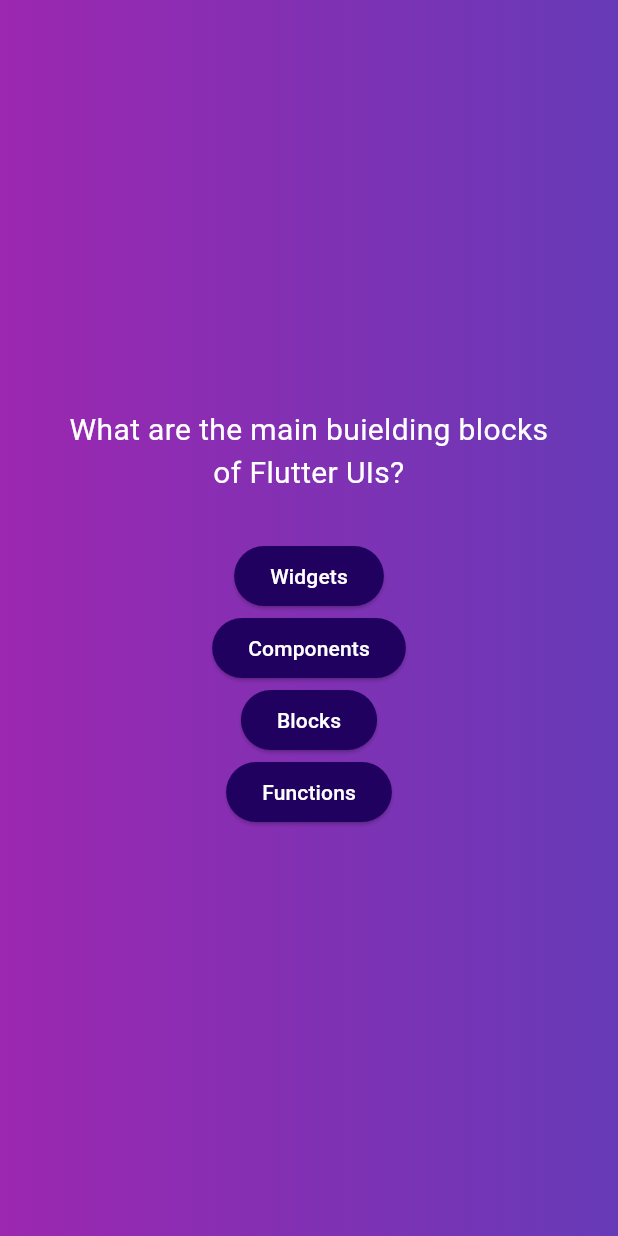
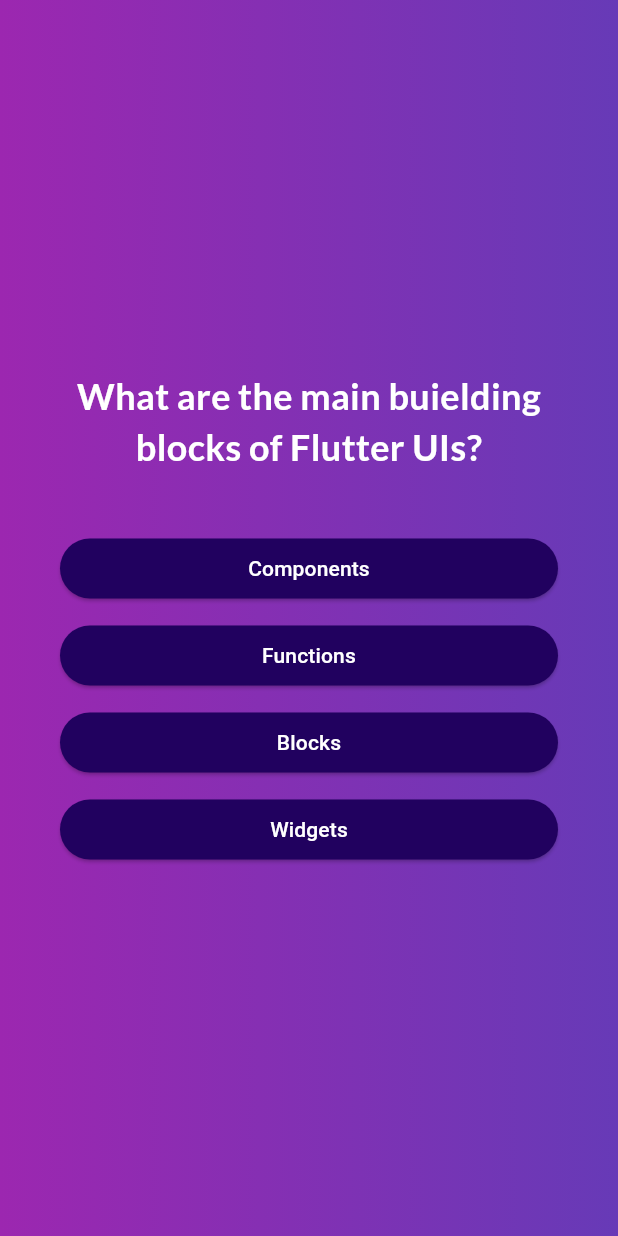
Before and after one commit to Kaeooo/QuizApp, a Flutter app: the screen it shows after launch, on a phone screen of 412 x 824 dp. Run offline on Flutter 3.47's test engine with Material 3 defaults, Android fonts, the phone set to English and light mode, and no system bars; our stand-ins replace google_fonts.

```diff
--- a/lib/answer_button.dart
+++ b/lib/answer_button.dart
@@ -1,19 +1,39 @@
 import 'package:flutter/material.dart';
 
 class AnswerButton extends StatelessWidget {
-  const AnswerButton(this.answerOption,{super.key});
+  // const AnswerButton(this.answerOption, {super.key});
 
-final String answerOption;
+  const AnswerButton({
+    super.key,
+    required this.answerOption,
+    required this.onTap,
+  });
+
+  final String answerOption;
+// Suggested code may be subject to a license. Learn more: ~LicenseLog:222108359.
+  final void Function() onTap;
 
   @override
   Widget build(BuildContext context) {
-    return ElevatedButton(
-      onPressed: () {},
-      style: ElevatedButton.styleFrom(
-        backgroundColor: const Color.fromARGB(255, 33, 1, 95),
-        foregroundColor: Colors.white,
-      ),
-      child: Text(answerOption),
+    return Column(
+      children: [
+        const SizedBox(height: 10),
+
+        SizedBox(
+          width: double.infinity,
+          child: ElevatedButton(
+            onPressed: onTap,
+            style: ElevatedButton.styleFrom(
+              backgroundColor: const Color.fromARGB(255, 33, 1, 95),
+              foregroundColor: Colors.white,
+              shape: RoundedRectangleBorder(
+                borderRadius: BorderRadius.circular(20),
+              ),
+            ),
+            child: Text(answerOption,textAlign: TextAlign.center),
+          ),
+        )
+      ],
     );
   }
 }
--- a/lib/model/quiz_model.dart
+++ b/lib/model/quiz_model.dart
@@ -3,4 +3,10 @@ class QuizModel {
   List<String> answers;
 
   QuizModel(this.question, this.answers);
+
+  List<String> getShuffledAnswers() {
+    final shuffledAnswers = List.of(answers);
+    shuffledAnswers.shuffle();
+    return shuffledAnswers;
+  }
 }
--- a/lib/questions_screen.dart
+++ b/lib/questions_screen.dart
@@ -1,6 +1,8 @@
 import 'package:flutter/material.dart';
 import 'package:myapp/answer_button.dart';
 import 'package:myapp/data/quizz.dart';
+import 'package:google_fonts/google_fonts.dart';
+import 'package:myapp/results_screen.dart';
 
 class QuestionsScreen extends StatefulWidget {
   const QuestionsScreen({super.key});
@@ -12,10 +14,23 @@ class QuestionsScreen extends StatefulWidget {
 }
 
 class _QuestionsScreenState extends State<QuestionsScreen> {
-  final currentQuestion = questions[0];
+  int currentQuestionIndex = 0;
+  final List<String> selectedAnswers = [];
+
+  void answerQuestion(String selectedAnswer) {
+    setState(() {
+      selectedAnswers.add(selectedAnswer);
+      if (currentQuestionIndex < questions.length - 1) {
+        currentQuestionIndex++;
+      }else{
+        Navigator.push(context,MaterialPageRoute(builder: (context) => ResultsScreen(selectedAnswers: selectedAnswers),),);
+      }
+    });
+  }
 
   @override
   Widget build(BuildContext context) {
+    final currentQuestion = questions[currentQuestionIndex];
     return MaterialApp(
       home: Scaffold(
         body: Container(
@@ -32,15 +47,16 @@ class _QuestionsScreenState extends State<QuestionsScreen> {
                 children: [
                   Text(
                     currentQuestion.question,
-                    style: const TextStyle(
-                      color: Colors.white,
-                      fontSize: 20
-                    ),
+                    style: GoogleFonts.lato(
+                        color: Colors.white,
+                        fontSize: 24,
+                        fontWeight: FontWeight.bold),
                     textAlign: TextAlign.center,
                   ),
                   const SizedBox(height: 30),
-                  ...currentQuestion.answers.map((answer) {
-                    return AnswerButton(answer);
+                  ...currentQuestion.getShuffledAnswers().map((answer) {
+                    return AnswerButton(
+                        answerOption: answer, onTap: () => answerQuestion(answer));
                   })
                 ],
               ),
--- /dev/null
+++ b/lib/results_screen.dart
@@ -0,0 +1,22 @@
+import 'package:flutter/material.dart';
+
+class ResultsScreen extends StatelessWidget {
+  const ResultsScreen({required this.selectedAnswers, super.key});
+
+  final List<String> selectedAnswers;
+
+  @override
+  Widget build(BuildContext context) {
+    return MaterialApp(
+      home: Scaffold(
+        body: Container(
+          decoration: const BoxDecoration(
+            gradient: LinearGradient(
+              colors: [Colors.purple, Colors.deepPurple],
+            ),
+          )
+        ),
+      ),
+    );
+  }
+}
--- a/pubspec.yaml
+++ b/pubspec.yaml
@@ -35,6 +35,7 @@ dependencies:
   # The following adds the Cupertino Icons font to your application.
   # Use with the CupertinoIcons class for iOS style icons.
   cupertino_icons: ^1.0.8
+  google_fonts: ^6.2.1
 
 dev_dependencies:
   flutter_test:
```
Also changed, not shown: pubspec.lock.
